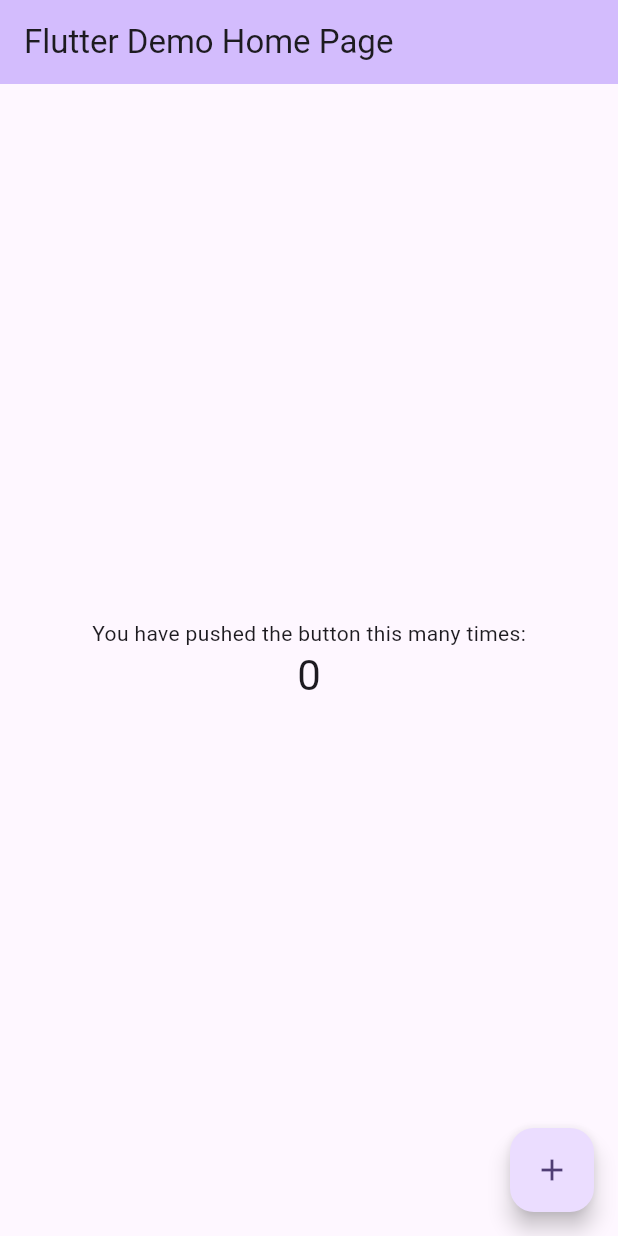
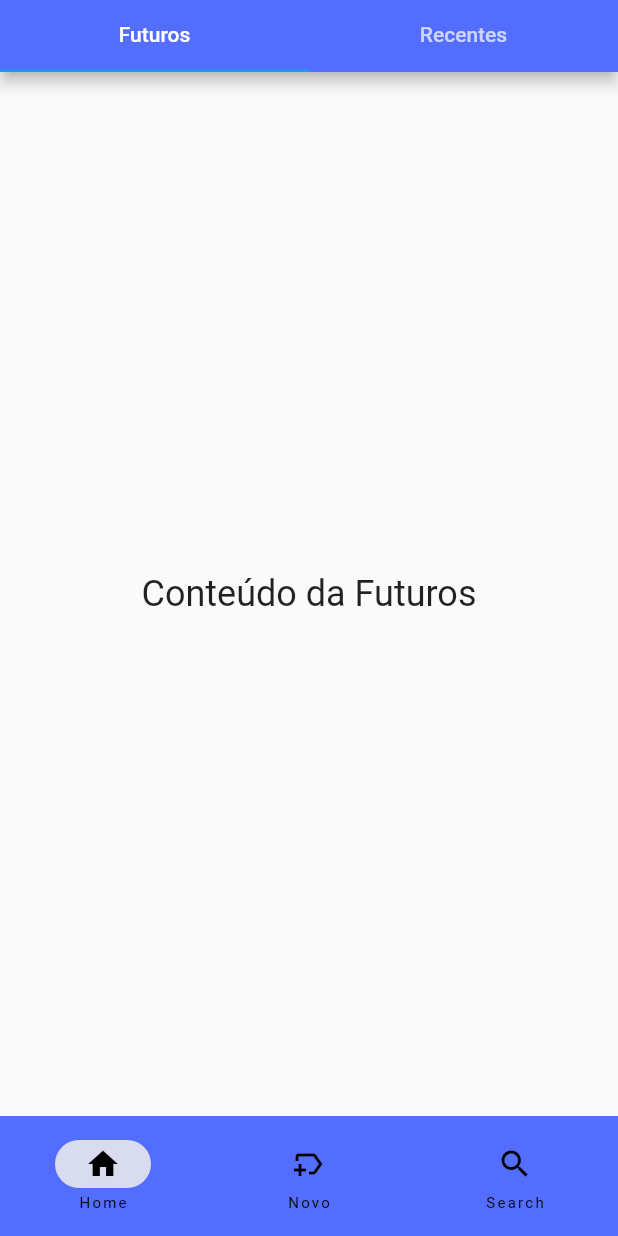
Before and after one commit to Fernanda-Oli/controle-prazo, a Flutter app: the screen it shows after launch, on a phone screen of 412 x 824 dp. Run offline on Flutter 3.47's test engine with Material 2 defaults, Android fonts, the phone set to English and light mode, and no system bars.

Commit message:
Layout - base screens, navigationBar, tab

```diff
--- /dev/null
+++ b/lib/app/my_app_theme.dart
@@ -0,0 +1,21 @@
+
+import 'package:flutter/material.dart';
+
+import 'pages/widgets/navigation_app.dart';
+
+class MyApp extends StatefulWidget {
+  const MyApp({super.key});
+
+  @override
+  State<MyApp> createState() => _MyAppState();
+}
+
+class _MyAppState extends State<MyApp> {
+  @override
+  Widget build(BuildContext context) {
+    return MaterialApp(
+      debugShowCheckedModeBanner: false,
+      theme: ThemeData(primarySwatch: Colors.blueGrey,),
+      home: const BottomNavigationApp());
+  }
+}
--- /dev/null
+++ b/lib/app/pages/home_pages.dart
@@ -0,0 +1,55 @@
+import 'package:flutter/material.dart';
+
+class HomePage extends StatefulWidget {
+  final int initial;
+  final List<String> labelTab;
+  final int length;
+
+  const HomePage(
+      {super.key,
+      required this.length,
+      required this.initial,
+      required this.labelTab});
+
+  @override
+  State<HomePage> createState() => _HomePageState();
+}
+
+List<Widget> getTabBarLabels(List list) {
+  return list.map((label) {
+    return Tab(
+      child: Text(label),
+    );
+  }).toList();
+}
+
+class _HomePageState extends State<HomePage> {
+  @override
+  Widget build(BuildContext context) {
+    return MaterialApp(
+      debugShowCheckedModeBanner: false,
+      home: DefaultTabController(
+        length: widget.labelTab.length,
+        child: Scaffold(
+          appBar: AppBar(
+            toolbarHeight: 0,
+            backgroundColor: Colors.indigoAccent,
+            bottom: TabBar(
+              tabs: getTabBarLabels(widget.labelTab),
+            ),
+          ),
+          body: TabBarView(
+            children: widget.labelTab.map((label) {
+              return Center(
+                child: Text(
+                  'Conteúdo da $label',
+                  style: const TextStyle(fontSize: 24.0),
+                ),
+              );
+            }).toList(),
+          ),
+        ),
+      ),
+    );
+  }
+}
--- /dev/null
+++ b/lib/app/pages/new_item_page.dart
@@ -0,0 +1,10 @@
+import 'package:flutter/material.dart';
+
+class NewItemPage extends StatelessWidget {
+  const NewItemPage({super.key});
+
+  @override
+  Widget build(BuildContext context) {
+    return const Placeholder();
+  }
+}
--- /dev/null
+++ b/lib/app/pages/search_page.dart
@@ -0,0 +1,10 @@
+import 'package:flutter/material.dart';
+
+class SearchPage extends StatelessWidget {
+  const SearchPage({super.key});
+
+  @override
+  Widget build(BuildContext context) {
+    return const Placeholder();
+  }
+}
--- /dev/null
+++ b/lib/app/pages/widgets/navigation_app.dart
@@ -0,0 +1,62 @@
+
+import 'package:flutter/material.dart';
+
+import '../home_pages.dart';
+import '../new_item_page.dart';
+import '../search_page.dart';
+
+class BottomNavigationApp extends StatefulWidget {
+  const BottomNavigationApp({super.key});
+
+  @override
+  State<BottomNavigationApp> createState() => _BottomNavigationAppState();
+}
+
+class _BottomNavigationAppState extends State<BottomNavigationApp> {
+  int currentPageIndex = 0;
+  @override
+  Widget build(BuildContext context) {
+    return Scaffold(
+      bottomNavigationBar: NavigationBar(
+        backgroundColor: Colors.indigoAccent,
+        onDestinationSelected: (int index) {
+          setState(() {
+            currentPageIndex = index;
+          });
+        },
+        indicatorColor: const Color.fromARGB(255, 217, 220, 238),
+        selectedIndex: currentPageIndex,
+        destinations: const <Widget>[
+          NavigationDestination(
+            selectedIcon: Icon(Icons.home),
+            icon: Icon(Icons.home_outlined),
+            label: 'Home',
+          ),
+          NavigationDestination(
+            icon: Icon(Icons.new_label_outlined),
+            label: 'Novo',
+          ),
+          NavigationDestination(
+            selectedIcon: Icon(Icons.school),
+            icon: Icon(Icons.search),
+            label: 'Search',
+          ),
+        ],
+      ),
+      body: <Widget>[
+        Container(
+          alignment: Alignment.center,
+          child: const HomePage(labelTab: ["Futuros", "Recentes"], initial: 1, length: 2),
+        ),
+        Container(
+          alignment: Alignment.center,
+          child: const NewItemPage(),
+        ),
+        Container(
+          alignment: Alignment.center,
+          child: const SearchPage(),
+        ),
+      ][currentPageIndex],
+    );
+  }
+}
--- a/lib/main.dart
+++ b/lib/main.dart
@@ -1,125 +1,6 @@
 import 'package:flutter/material.dart';
+import 'app/my_app_theme.dart';
 
 void main() {
   runApp(const MyApp());
 }
-
-class MyApp extends StatelessWidget {
-  const MyApp({super.key});
-
-  // This widget is the root of your application.
-  @override
-  Widget build(BuildContext context) {
-    return MaterialApp(
-      title: 'Flutter Demo',
-      theme: ThemeData(
-        // This is the theme of your application.
-        //
-        // TRY THIS: Try running your application with "flutter run". You'll see
-        // the application has a blue toolbar. Then, without quitting the app,
-        // try changing the seedColor in the colorScheme below to Colors.green
-        // and then invoke "hot reload" (save your changes or press the "hot
-        // reload" button in a Flutter-supported IDE, or press "r" if you used
-        // the command line to start the app).
-        //
-        // Notice that the counter didn't reset back to zero; the application
-        // state is not lost during the reload. To reset the state, use hot
-        // restart instead.
-        //
-        // This works for code too, not just values: Most code changes can be
-        // tested with just a hot reload.
-        colorScheme: ColorScheme.fromSeed(seedColor: Colors.deepPurple),
-        useMaterial3: true,
-      ),
-      home: const MyHomePage(title: 'Flutter Demo Home Page'),
-    );
-  }
-}
-
-class MyHomePage extends StatefulWidget {
-  const MyHomePage({super.key, required this.title});
-
-  // This widget is the home page of your application. It is stateful, meaning
-  // that it has a State object (defined below) that contains fields that affect
-  // how it looks.
-
-  // This class is the configuration for the state. It holds the values (in this
-  // case the title) provided by the parent (in this case the App widget) and
-  // used by the build method of the State. Fields in a Widget subclass are
-  // always marked "final".
-
-  final String title;
-
-  @override
-  State<MyHomePage> createState() => _MyHomePageState();
-}
-
-class _MyHomePageState extends State<MyHomePage> {
-  int _counter = 0;
-
-  void _incrementCounter() {
-    setState(() {
-      // This call to setState tells the Flutter framework that something has
-      // changed in this State, which causes it to rerun the build method below
-      // so that the display can reflect the updated values. If we changed
-      // _counter without calling setState(), then the build method would not be
-      // called again, and so nothing would appear to happen.
-      _counter++;
-    });
-  }
-
-  @override
-  Widget build(BuildContext context) {
-    // This method is rerun every time setState is called, for instance as done
-    // by the _incrementCounter method above.
-    //
-    // The Flutter framework has been optimized to make rerunning build methods
-    // fast, so that you can just rebuild anything that needs updating rather
-    // than having to individually change instances of widgets.
-    return Scaffold(
-      appBar: AppBar(
-        // TRY THIS: Try changing the color here to a specific color (to
-        // Colors.amber, perhaps?) and trigger a hot reload to see the AppBar
-        // change color while the other colors stay the same.
-        backgroundColor: Theme.of(context).colorScheme.inversePrimary,
-        // Here we take the value from the MyHomePage object that was created by
-        // the App.build method, and use it to set our appbar title.
-        title: Text(widget.title),
-      ),
-      body: Center(
-        // Center is a layout widget. It takes a single child and positions it
-        // in the middle of the parent.
-        child: Column(
-          // Column is also a layout widget. It takes a list of children and
-          // arranges them vertically. By default, it sizes itself to fit its
-          // children horizontally, and tries to be as tall as its parent.
-          //
-          // Column has various properties to control how it sizes itself and
-          // how it positions its children. Here we use mainAxisAlignment to
-          // center the children vertically; the main axis here is the vertical
-          // axis because Columns are vertical (the cross axis would be
-          // horizontal).
-          //
-          // TRY THIS: Invoke "debug painting" (choose the "Toggle Debug Paint"
-          // action in the IDE, or press "p" in the console), to see the
-          // wireframe for each widget.
-          mainAxisAlignment: MainAxisAlignment.center,
-          children: <Widget>[
-            const Text(
-              'You have pushed the button this many times:',
-            ),
-            Text(
-              '$_counter',
-              style: Theme.of(context).textTheme.headlineMedium,
-            ),
-          ],
-        ),
-      ),
-      floatingActionButton: FloatingActionButton(
-        onPressed: _incrementCounter,
-        tooltip: 'Increment',
-        child: const Icon(Icons.add),
-      ), // This trailing comma makes auto-formatting nicer for build methods.
-    );
-  }
-}
```
Also changed, not shown: 1 other file.
